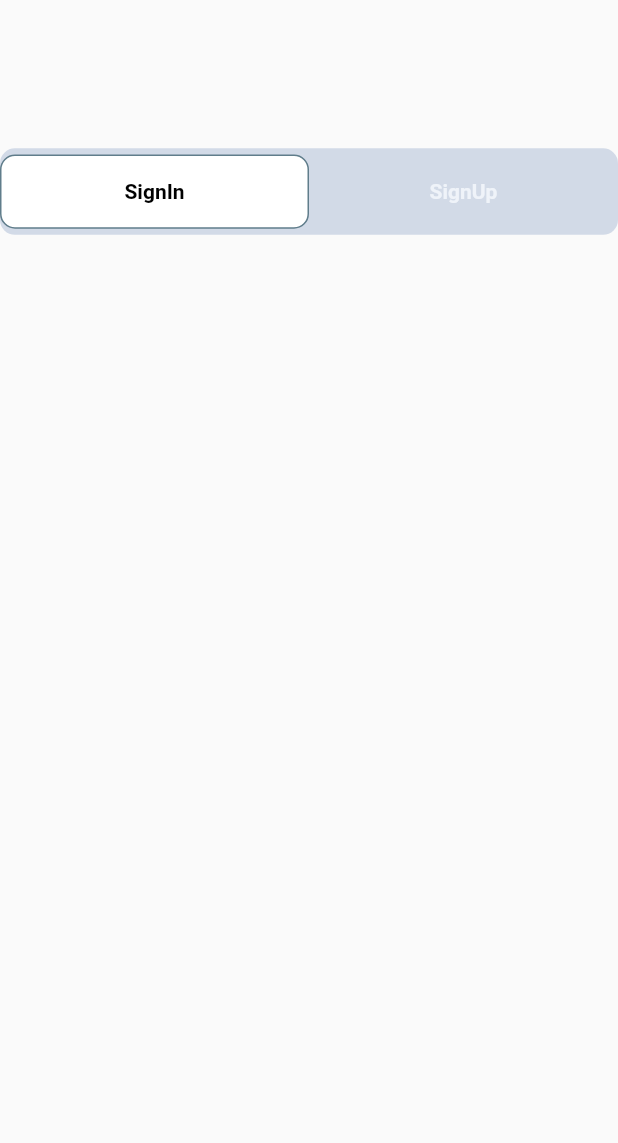
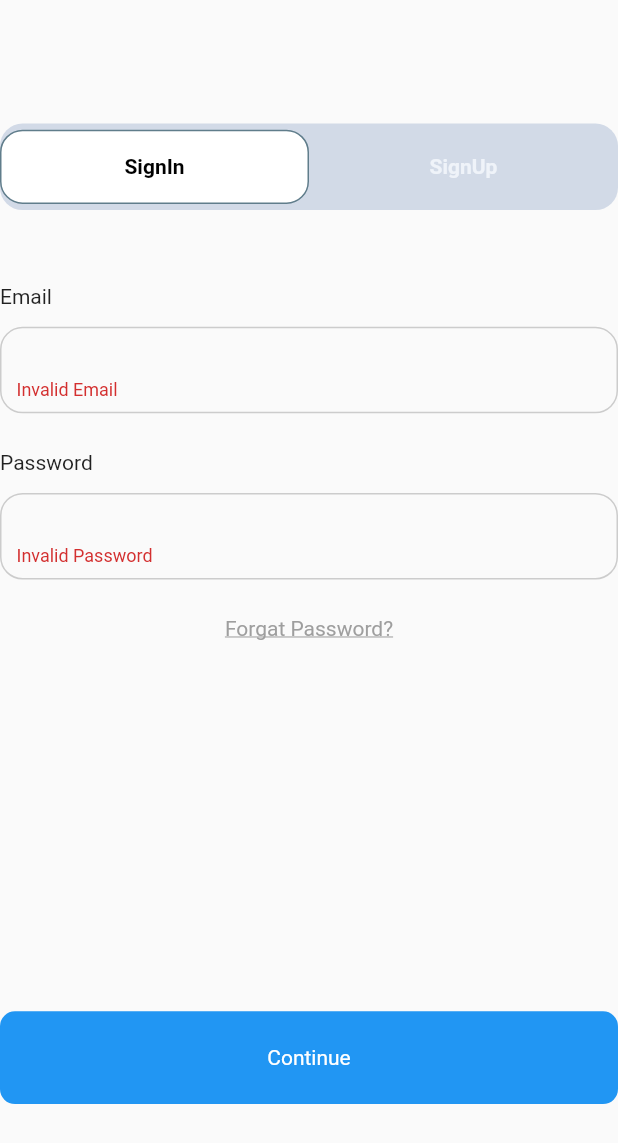
Before and after one commit to batuhanozkandev/creWin-intern-project, a Flutter app: the MainAuth screen opened directly, on a phone screen of 412 x 824 dp. Shown: the top 1143 px of the screen. Run offline on Flutter 3.47's test engine with Material 2 defaults, Android fonts, the light colour scheme and no system bars; our stand-ins replace font_awesome_flutter.

Commit message:
finish - sign in design

```diff
--- a/lib/view/authantication/mainAuth.dart
+++ b/lib/view/authantication/mainAuth.dart
@@ -1,9 +1,14 @@
 import 'package:crewin_intern_project/core/constants/color/authMainPageColors.dart';
 import 'package:crewin_intern_project/model/widget/authMainTopBar.dart';
+import 'package:crewin_intern_project/widget/cwInputBox.dart';
 import 'package:crewin_intern_project/widget/cwSizedBox.dart';
 import 'package:flutter/material.dart';
 
 bool _isSelectedSignIn = true;
+
+String userEmail = "";
+String userPassword = "";
+String userPasswordRetry = "";
 
 class MainAuth extends StatefulWidget {
   const MainAuth({Key? key}) : super(key: key);
@@ -20,18 +25,123 @@ class _MainAuthState extends State<MainAuth> {
     return SafeArea(
       child: Scaffold(
         body: SingleChildScrollView(
+            child: Center(
+          child: SizedBox(
+            width: width * 0.5,
             child: Column(
               children: [
                 CwSizedBox(
-              h: 0.12,
+                  h: 0.1,
                 ),
-            Center(
+                topBar(height, width),
+                CwSizedBox(
+                  h: 0.06,
+                ),
+                cwInputBox(
+                  height,
+                  width,
+                  onChange: (String value) =>
+                      _onChange(value, userInfo: userEmail),
+                  keyboardType: TextInputType.emailAddress,
+                  header: "Email",
+                  errorMessage: 'Invalid Email',
+                ),
+                CwSizedBox(
+                  h: 0.03,
+                ),
+                cwInputBox(height, width,
+                    onChange: (String value) =>
+                        _onChange(value, userInfo: userPassword),
+                    keyboardType: TextInputType.visiblePassword,
+                    header: "Password",
+                    isObscureText: true,
+                    errorMessage: 'Invalid Password'),
+                CwSizedBox(
+                  h: 0.03,
+                ),
+                Text(
+                  "Forgat Password?",
+                  style: TextStyle(
+                      color: Colors.grey, decoration: TextDecoration.underline),
+                ),
+                CwSizedBox(
+                  h: 0.3,
+                ),
+                Container(
+                  height: height * 0.075,
+                  width: width * 0.5,
+                  decoration: BoxDecoration(
+                      color: Colors.blue,
+                      borderRadius: BorderRadius.circular(10)),
+                  child: Center(
+                    child: Text(
+                      "Continue",
+                      style: TextStyle(color: Colors.white),
+                    ),
+                  ),
+                )
+              ],
+            ),
+          ),
+        )),
+      ),
+    );
+  }
+
+  Column cwInputBox(double height, double width,
+      {void Function(String)? onChange,
+      required TextInputType keyboardType,
+      required String header,
+      required String errorMessage,
+      bool? isObscureText}) {
+    return Column(
+      children: [
+        Align(alignment: Alignment.centerLeft, child: Text(header)),
+        CwSizedBox(
+          h: 0.015,
+        ),
+        Container(
+          height: height * 0.07,
+          width: width * 0.5,
+          decoration: BoxDecoration(
+              borderRadius: BorderRadius.circular(15),
+              border: Border.all(color: Colors.grey.withOpacity(0.5))),
+          child: Center(
+            child: Padding(
+              padding: const EdgeInsets.symmetric(horizontal: 10),
+              child: Form(
+                autovalidateMode: AutovalidateMode.always,
+                child: TextFormField(
+                  obscureText: isObscureText ?? false,
+                  keyboardType: keyboardType,
+                  validator: (value) {
+                    if ((!(value!.contains("@") &&
+                            (value.contains(".com") ||
+                                value.contains(".co")))) ||
+                        value.length < 8) {
+                      return errorMessage;
+                    }
+                  },
+                  onChanged: onChange,
+                  decoration: InputDecoration(
+                      isCollapsed: true, border: InputBorder.none),
+                ),
+              ),
+            ),
+          ),
+        ),
+      ],
+    );
+  }
+
+  Center topBar(double height, double width) {
+    return Center(
       child: Container(
         height: height * 0.07,
         width: width * 0.5,
         decoration: BoxDecoration(
             color: kTopBarBackgroundColor,
-                    borderRadius: BorderRadius.circular(10)),
+            borderRadius: BorderRadius.circular(15)),
         child: Row(
           mainAxisAlignment: MainAxisAlignment.center,
           children: [
@@ -39,10 +149,6 @@ class _MainAuthState extends State<MainAuth> {
             signUpTab(height, width),
           ],
         ),
-              ),
-            ),
-          ],
-        )),
       ),
     );
   }
@@ -58,7 +164,7 @@ class _MainAuthState extends State<MainAuth> {
                 color: _isSelectedSignIn
                     ? Colors.blueGrey
                     : kTopBarBackgroundColor),
-            borderRadius: BorderRadius.circular(10),
+            borderRadius: BorderRadius.circular(15),
             color: _isSelectedSignIn ? Colors.white : kTopBarBackgroundColor),
         child: Center(
             child: Text(
@@ -82,7 +188,7 @@ class _MainAuthState extends State<MainAuth> {
                 color: _isSelectedSignIn
                     ? kTopBarBackgroundColor
                     : Colors.blueGrey),
-            borderRadius: BorderRadius.circular(10),
+            borderRadius: BorderRadius.circular(15),
             color: _isSelectedSignIn ? kTopBarBackgroundColor : Colors.white),
         child: Center(
             child: Text(
@@ -101,4 +207,11 @@ class _MainAuthState extends State<MainAuth> {
       _isSelectedSignIn = !_isSelectedSignIn;
     });
   }
+
+  void _onChange(String value, {required String userInfo}) {
+    setState(() {
+      userInfo = value;
+      print(userInfo);
+    });
   }
+}
```
Also changed, not shown: lib/widget/cwInputBox.dart (added, +60 -0 lines). Lines whose indentation alone changed are shown as unchanged.
